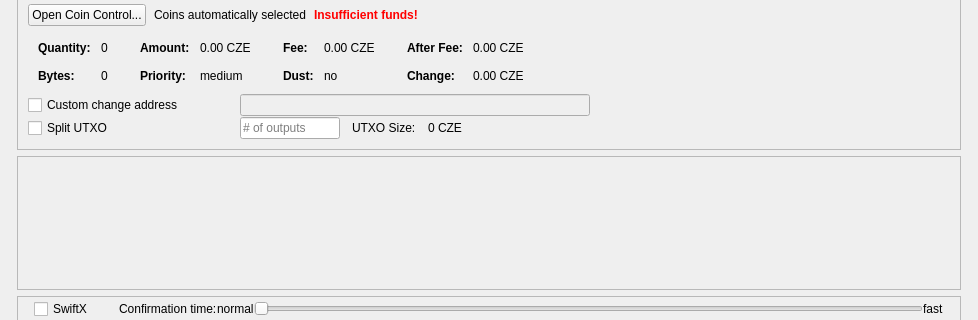
Carbon-Zero/CarbonZero, file src/qt/forms/sendcoinsdialog.ui: the form before one commit; both pictures show x 0 to 978 and y 127 to 447 of the 978 by 695 pixel window.
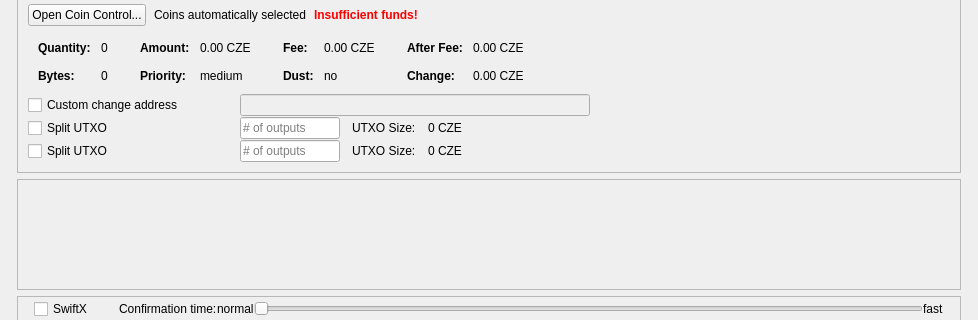
The form after the commit. Icons and pictures are not drawn. Custom widgets are drawn as their Qt base class.

Diff of the .ui file:
```diff
--- a/src/qt/forms/sendcoinsdialog.ui
+++ b/src/qt/forms/sendcoinsdialog.ui
@@ -868,6 +868,97 @@
                 </item>
                </layout>
               </item>
+			  
+			  <item>
+               <layout class="QHBoxLayout" name="horizontalLayoutCoinControl6">
+                <property name="spacing">
+                 <number>12</number>
+                </property>
+                <property name="rightMargin">
+                 <number>0</number>
+                </property>
+                <item>
+                 <widget class="QCheckBox" name="splitBlockCheckBox">
+                  <property name="sizePolicy">
+                   <sizepolicy hsizetype="Preferred" vsizetype="Preferred">
+                    <horstretch>0</horstretch>
+                    <verstretch>0</verstretch>
+                   </sizepolicy>
+                  </property>
+                  <property name="minimumSize">
+                   <size>
+                    <width>200</width>
+                    <height>0</height>
+                   </size>
+                  </property>
+                  <property name="maximumSize">
+                   <size>
+                    <width>200</width>
+                    <height>16777215</height>
+                   </size>
+                  </property>
+                  <property name="text">
+                   <string>Split UTXO</string>
+                  </property>
+                 </widget>
+                </item>
+                <item>
+                 <widget class="QLineEdit" name="splitBlockLineEdit">
+                  <property name="sizePolicy">
+                   <sizepolicy hsizetype="Preferred" vsizetype="Preferred">
+                    <horstretch>50</horstretch>
+                    <verstretch>0</verstretch>
+                   </sizepolicy>
+                  </property>
+                  <property name="minimumSize">
+                   <size>
+                    <width>100</width>
+                    <height>0</height>
+                   </size>
+                  </property>
+                  <property name="maximumSize">
+                   <size>
+                    <width>100</width>
+                    <height>16777215</height>
+                   </size>
+                  </property>
+                  <property name="placeholderText">
+                   <string># of outputs</string>
+                  </property>
+                 </widget>
+                </item>
+                <item>
+                 <widget class="QLabel" name="labelBlockSizeText">
+                  <property name="text">
+                   <string>UTXO Size:</string>
+                  </property>
+                 </widget>
+                </item>
+                <item>
+                 <widget class="QLabel" name="labelBlockSize">
+                  <property name="text">
+                   <string>0 CZE</string>
+                  </property>
+                 </widget>
+                </item>
+                <item>
+                 <spacer name="horizontalSpacer_7">
+                  <property name="orientation">
+                   <enum>Qt::Horizontal</enum>
+                  </property>
+                  <property name="sizeHint" stdset="0">
+                   <size>
+                    <width>40</width>
+                    <height>20</height>
+                   </size>
+                  </property>
+                 </spacer>
+                </item>
+               </layout>
+              </item>
+			  
+			  
+			  
               <item>
                <spacer name="verticalSpacerCoinControl">
                 <property name="orientation">
```
